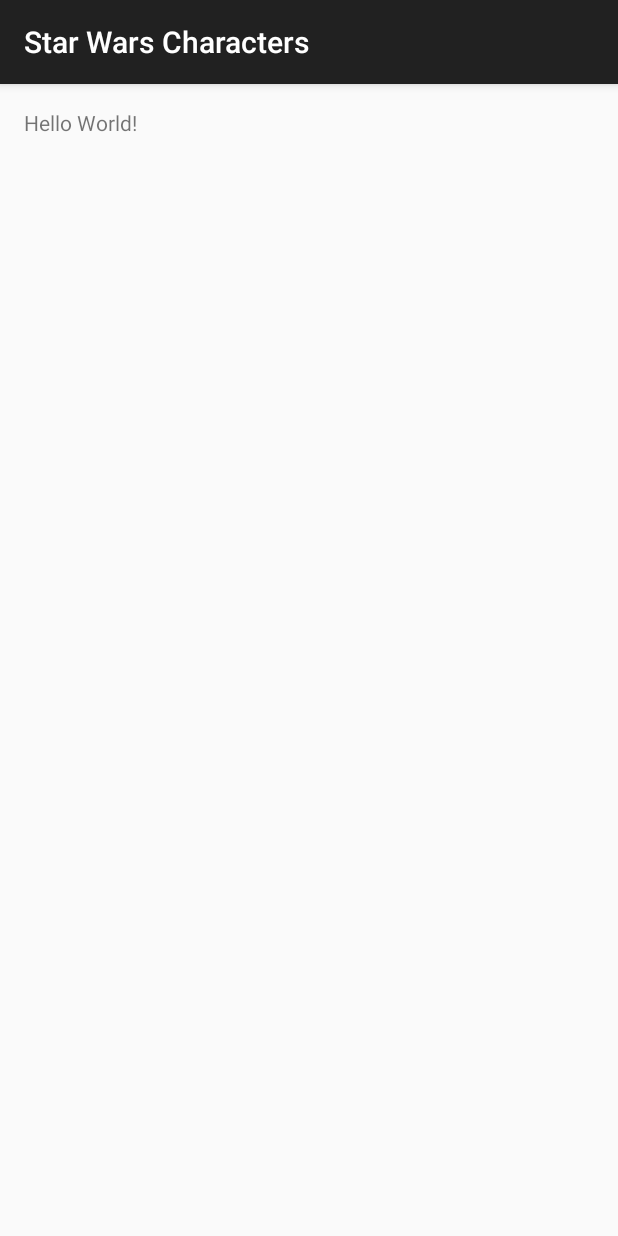
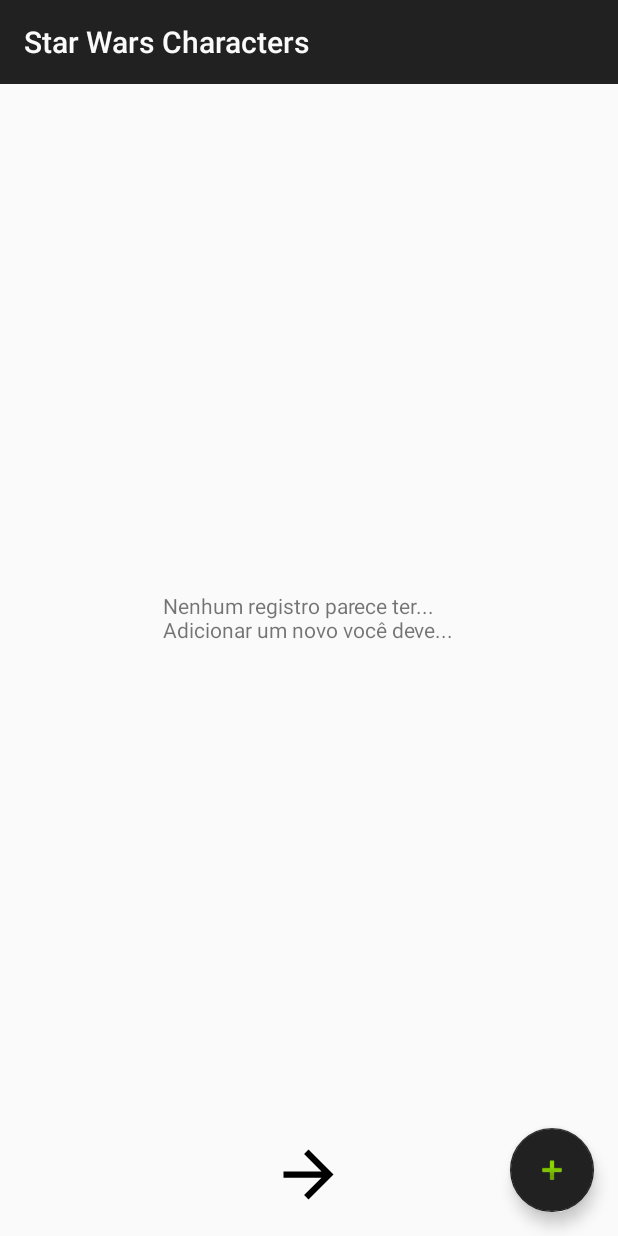
Before and after one commit to victor-vct/starwarscharacter, an Android app: the screen it shows after launch (MainActivity), on a phone screen of 412 x 824 dp. Run offline under Robolectric (Android 15) with nearby library versions, the phone set to English and light mode, and no system bars.

Commit message:
Add list de characters na tela principal

```diff
--- a/app/build.gradle
+++ b/app/build.gradle
@@ -26,4 +26,7 @@ dependencies {
     })
     compile 'com.android.support:appcompat-v7:24.2.1'
     testCompile 'junit:junit:4.12'
+    compile 'com.android.support:cardview-v7:24.2.1'
+    compile 'com.android.support:recyclerview-v7:25.0.1'
+    compile 'com.android.support:design:25.0.1'
 }
--- a/app/src/main/AndroidManifest.xml
+++ b/app/src/main/AndroidManifest.xml
@@ -8,7 +8,7 @@
         android:label="@string/app_name"
         android:supportsRtl="true"
         android:theme="@style/AppTheme">
-        <activity android:name=".MainActivity">
+        <activity android:name=".ui.activity.MainActivity">
             <intent-filter>
                 <action android:name="android.intent.action.MAIN" />
 
--- a/app/src/main/java/com/vctapps/starwarscharacters/MainActivity.java
+++ /dev/null
@@ -1,19 +0,0 @@
-package com.vctapps.starwarscharacters;
-
-import android.support.v7.app.AppCompatActivity;
-import android.os.Bundle;
-import android.util.Log;
-
-import com.vctapps.starwarscharacters.model.Register;
-import com.vctapps.starwarscharacters.persistence.dao.CharacterDAO;
-
-public class MainActivity extends AppCompatActivity {
-
-    private static final String TAG = "mainDebug";
-
-    @Override
-    protected void onCreate(Bundle savedInstanceState) {
-        super.onCreate(savedInstanceState);
-        setContentView(R.layout.activity_main);
-    }
-}
--- a/app/src/main/java/com/vctapps/starwarscharacters/persistence/dao/CharacterDAO.java
+++ b/app/src/main/java/com/vctapps/starwarscharacters/persistence/dao/RegisterDAO.java
@@ -15,11 +15,11 @@ import java.util.List;
  * Classe responsável por fazer acesso ao DB
  */
 
-public class CharacterDAO extends BaseDAO<Register> {
+public class RegisterDAO extends BaseDAO<Register> {
 
     private MapRegisters map;
 
-    public CharacterDAO(Context context) {
+    public RegisterDAO(Context context) {
         super(context);
         map = new MapRegisters();
     }
--- a/app/src/main/java/com/vctapps/starwarscharacters/persistence/map/MapRegisters.java
+++ b/app/src/main/java/com/vctapps/starwarscharacters/persistence/map/MapRegisters.java
@@ -93,6 +93,9 @@ public class MapRegisters implements Map<Register> {
             reg.setLink(cursor.getString(
                     cursor.getColumnIndex(Registers.COLUMN_LINK)
             ));
+            reg.setCharacterName(cursor.getString(
+                    cursor.getColumnIndex(Registers.COLUMN_CHARACTER_NAME)
+            ));
             reg.setLat(cursor.getDouble(
                     cursor.getColumnIndex(Registers.COLUMN_LAT)
             ));
--- /dev/null
+++ b/app/src/main/java/com/vctapps/starwarscharacters/presenter/RegistersPresenter.java
@@ -0,0 +1,26 @@
+package com.vctapps.starwarscharacters.presenter;
+
+import android.content.Context;
+
+import com.vctapps.starwarscharacters.model.Register;
+import com.vctapps.starwarscharacters.service.ManagerRegister;
+import com.vctapps.starwarscharacters.service.OnFinish;
+
+import java.util.List;
+
+/**
+ * Created by Victor on 19/01/2017.
+ */
+
+public class RegistersPresenter {
+
+    private ManagerRegister mManager;
+
+    public RegistersPresenter(Context context){
+        mManager = new ManagerRegister(context);
+    }
+
+    public void getAllRegisters(OnFinish<List<Register>> callback){
+        mManager.getRegistes(callback);
+    }
+}
--- /dev/null
+++ b/app/src/main/java/com/vctapps/starwarscharacters/service/ManagerRegister.java
@@ -0,0 +1,42 @@
+package com.vctapps.starwarscharacters.service;
+
+import android.content.Context;
+import android.os.AsyncTask;
+
+import com.vctapps.starwarscharacters.model.Register;
+import com.vctapps.starwarscharacters.persistence.dao.RegisterDAO;
+
+import java.util.List;
+
+/**
+ * Created by Victor on 19/01/2017.
+ */
+
+public class ManagerRegister {
+
+    private RegisterDAO dao;
+
+    public ManagerRegister(Context context){
+        dao = new RegisterDAO(context);
+    }
+
+    public void getRegistes(final OnFinish<List<Register>> callback){
+        new AsyncTask<Void, Void, List<Register>>(){
+            @Override
+            protected List<Register> doInBackground(Void... voids) {
+                //TODO criar logica para ver
+                return dao.readAll();
+            }
+
+            @Override
+            protected void onPostExecute(List<Register> registers) {
+                //Retorna sucesso apenas se houver algum registro
+                if(callback != null && registers != null && registers.size() > 0){
+                    callback.onSuccess(registers);
+                }else{
+                    callback.onError();
+                }
+            }
+        }.execute();
+    }
+}
--- /dev/null
+++ b/app/src/main/java/com/vctapps/starwarscharacters/service/OnFinish.java
@@ -0,0 +1,11 @@
+package com.vctapps.starwarscharacters.service;
+
+/**
+ * Interface callback para retornos de consultas
+ */
+
+public interface OnFinish<T> {
+
+    void onSuccess(T t);
+    void onError();
+}
--- /dev/null
+++ b/app/src/main/java/com/vctapps/starwarscharacters/ui/activity/MainActivity.java
@@ -0,0 +1,74 @@
+package com.vctapps.starwarscharacters.ui.activity;
+
+import android.graphics.Color;
+import android.support.v7.app.AppCompatActivity;
+import android.os.Bundle;
+import android.support.v7.widget.LinearLayoutManager;
+import android.support.v7.widget.RecyclerView;
+import android.support.v7.widget.Toolbar;
+import android.view.View;
+import android.view.ViewGroup;
+import android.widget.Toast;
+
+import com.vctapps.starwarscharacters.R;
+import com.vctapps.starwarscharacters.model.Register;
+import com.vctapps.starwarscharacters.persistence.ConstDb;
+import com.vctapps.starwarscharacters.persistence.dao.RegisterDAO;
+import com.vctapps.starwarscharacters.presenter.RegistersPresenter;
+import com.vctapps.starwarscharacters.service.OnFinish;
+import com.vctapps.starwarscharacters.ui.adapter.RegisterAdapter;
+
+import java.util.List;
+
+public class MainActivity extends AppCompatActivity implements OnFinish<List<Register>>{
+
+    private static final String TAG = "mainDebug";
+    private RecyclerView recycler;
+    private RecyclerView.LayoutManager managerLayout;
+    private RegisterAdapter adapter;
+    private RegistersPresenter presenter;
+    private ViewGroup noCharacter;
+    private ViewGroup progressLayout;
+
+    @Override
+    protected void onCreate(Bundle savedInstanceState) {
+        super.onCreate(savedInstanceState);
+        setContentView(R.layout.activity_main);
+        Toolbar toolbar = (Toolbar) findViewById(R.id.toolbar);
+        toolbar.setTitleTextColor(Color.parseColor("#FAFAFA"));
+        setSupportActionBar(toolbar);
+
+        noCharacter = (ViewGroup) findViewById(R.id.no_registers);
+        progressLayout = (ViewGroup) findViewById(R.id.progress_layout);
+        recycler = (RecyclerView) findViewById(R.id.recycler_main_list);
+        managerLayout = new LinearLayoutManager(this);
+        recycler.setLayoutManager(managerLayout);
+
+        presenter = new RegistersPresenter(this);
+        noCharacter.setVisibility(View.GONE);
+
+        startRequestListRegisters();
+    }
+
+    private void startRequestListRegisters(){
+        if(presenter != null) presenter.getAllRegisters(this);
+    }
+
+    @Override
+    public void onSuccess(List<Register> registers) {
+        if(registers == null || registers.size() >= 0){
+            onError();
+        }else{
+            adapter = new RegisterAdapter(this, registers);
+            recycler.setAdapter(adapter);
+            progressLayout.setVisibility(View.GONE);
+        }
+    }
+
+    @Override
+    public void onError() {
+        progressLayout.setVisibility(View.GONE);
+        noCharacter.setVisibility(View.VISIBLE);
+        Toast.makeText(this, "Não foi encontrado nenhum registro", Toast.LENGTH_SHORT).show();
+    }
+}
--- /dev/null
+++ b/app/src/main/res/drawable/ic_arrow_forward_black_24dp.xml
@@ -0,0 +1,9 @@
+<vector xmlns:android="http://schemas.android.com/apk/res/android"
+        android:width="24dp"
+        android:height="24dp"
+        android:viewportWidth="24.0"
+        android:viewportHeight="24.0">
+    <path
+        android:fillColor="#FF000000"
+        android:pathData="M12,4l-1.41,1.41L16.17,11H4v2h12.17l-5.58,5.59L12,20l8,-8z"/>
+</vector>
--- a/app/src/main/res/layout/activity_main.xml
+++ b/app/src/main/res/layout/activity_main.xml
@@ -1,17 +1,32 @@
 <?xml version="1.0" encoding="utf-8"?>
 <RelativeLayout xmlns:android="http://schemas.android.com/apk/res/android"
     xmlns:tools="http://schemas.android.com/tools"
+    xmlns:app="http://schemas.android.com/apk/res-auto"
     android:id="@+id/activity_main"
     android:layout_width="match_parent"
     android:layout_height="match_parent"
-    android:paddingBottom="@dimen/activity_vertical_margin"
-    android:paddingLeft="@dimen/activity_horizontal_margin"
-    android:paddingRight="@dimen/activity_horizontal_margin"
-    android:paddingTop="@dimen/activity_vertical_margin"
-    tools:context="com.vctapps.starwarscharacters.MainActivity">
+    tools:context="com.vctapps.starwarscharacters.ui.activity.MainActivity">
 
-    <TextView
+    <include layout="@layout/progress_layout"/>
+
+    <include layout="@layout/no_registers"/>
+
+    <include layout="@layout/toolbar"/>
+
+    <android.support.v7.widget.RecyclerView
+        android:id="@+id/recycler_main_list"
+        android:layout_width="match_parent"
+        android:layout_height="match_parent"
+        android:layout_below="@+id/toolbar"/>
+
+    <android.support.design.widget.FloatingActionButton
+        android:id="@+id/fab"
         android:layout_width="wrap_content"
         android:layout_height="wrap_content"
-        android:text="Hello World!" />
+        android:layout_alignParentBottom="true"
+        android:layout_alignParentRight="true"
+        android:layout_margin="16dp"
+        app:backgroundTint="@color/colorPrimaryDark"
+        app:srcCompat="@android:drawable/ic_input_add" />
+
 </RelativeLayout>
--- /dev/null
+++ b/app/src/main/res/layout/no_registers.xml
@@ -0,0 +1,21 @@
+<?xml version="1.0" encoding="utf-8"?>
+<RelativeLayout xmlns:android="http://schemas.android.com/apk/res/android"
+    android:layout_width="match_parent"
+    android:layout_height="match_parent"
+    android:id="@+id/no_registers">
+
+    <TextView
+        android:text="Nenhum registro parece ter...\nAdicionar um novo você deve..."
+        android:layout_width="wrap_content"
+        android:layout_height="wrap_content"
+        android:layout_centerInParent="true"/>
+
+    <ImageView
+        android:src="@drawable/ic_arrow_forward_black_24dp"
+        android:layout_width="50dp"
+        android:layout_height="50dp"
+        android:layout_marginBottom="16dp"
+        android:layout_alignParentBottom="true"
+        android:layout_centerHorizontal="true"/>
+
+</RelativeLayout>
--- /dev/null
+++ b/app/src/main/res/layout/toolbar.xml
@@ -0,0 +1,7 @@
+<?xml version="1.0" encoding="utf-8"?>
+<android.support.v7.widget.Toolbar
+    xmlns:android="http://schemas.android.com/apk/res/android"
+    android:id="@+id/toolbar"
+    android:layout_width="match_parent"
+    android:layout_height="?attr/actionBarSize"
+    android:background="?attr/colorPrimary" />
--- a/app/src/main/res/values/styles.xml
+++ b/app/src/main/res/values/styles.xml
@@ -1,7 +1,7 @@
 <resources>
 
     <!-- Base application theme. -->
-    <style name="AppTheme" parent="Theme.AppCompat.Light.DarkActionBar">
+    <style name="AppTheme" parent="Theme.AppCompat.Light.NoActionBar">
         <!-- Customize your theme here. -->
         <item name="colorPrimary">@color/colorPrimary</item>
         <item name="colorPrimaryDark">@color/colorPrimaryDark</item>
```
Also changed, not shown: app/src/main/java/com/vctapps/starwarscharacters/ui/adapter/RegisterAdapter.java (added, +71 -0 lines), app/src/main/res/layout/adapter_main_list.xml (added, +46 -0 lines), app/src/main/res/layout/progress_layout.xml (added, +21 -0 lines).
